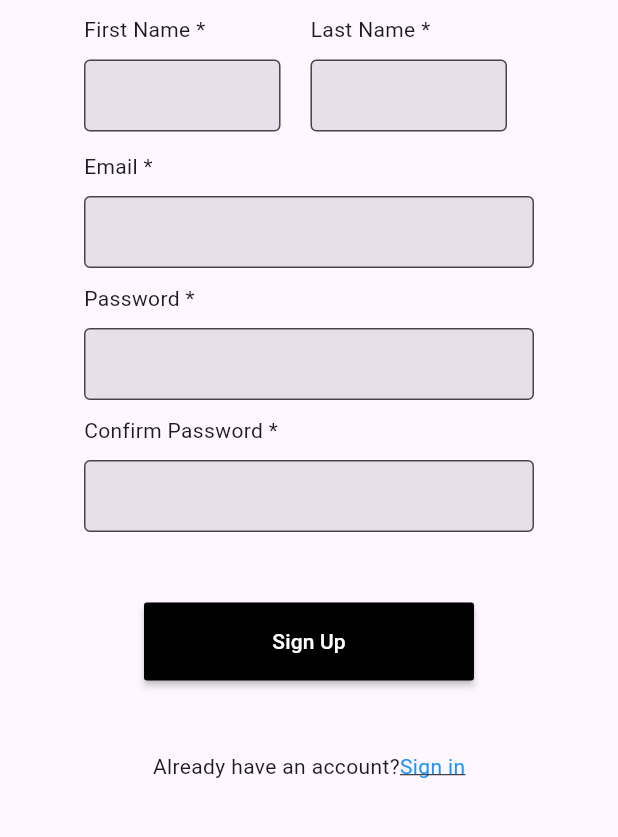
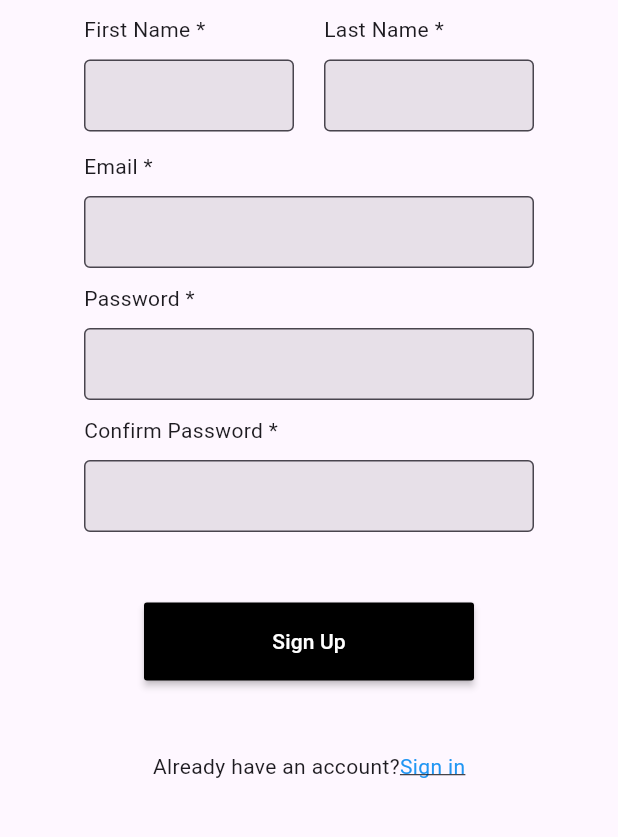
Before and after one commit to yushulx/flutter-last-mile-delivery, a Flutter app: the SingUpPage screen opened directly, on a phone screen of 412 x 824 dp, the part 254-1091 px from its top. Run offline on Flutter 3.47's test engine with Material 2 defaults, Android fonts, the phone set to English and light mode, and no system bars.

Commit message:
Added info_page.dart

```diff
--- a/lib/login_page.dart
+++ b/lib/login_page.dart
@@ -1,4 +1,6 @@
 import 'package:flutter/material.dart';
+
+import 'info_page.dart';
 
 class LoginPage extends StatefulWidget {
   const LoginPage({super.key});
@@ -121,7 +123,7 @@ class _LoginPageState extends State<LoginPage> {
                     Navigator.push(
                       context,
                       MaterialPageRoute(
-                        builder: (context) => const LoginPage(),
+                        builder: (context) => const InfoPage(),
                       ),
                     );
                   },
--- a/lib/signup_page.dart
+++ b/lib/signup_page.dart
@@ -53,7 +53,7 @@ class _SingUpPageState extends State<SingUpPage> {
                           height: 10,
                         ),
                         SizedBox(
-                          width: 131,
+                          width: 140,
                           height: 48,
                           child: TextFormField(
                             decoration: _inputDecoration,
@@ -77,7 +77,7 @@ class _SingUpPageState extends State<SingUpPage> {
                           height: 10,
                         ),
                         SizedBox(
-                            width: 131,
+                            width: 140,
                             height: 48,
                             child: TextFormField(
                               decoration: _inputDecoration,
```
Also changed, not shown: lib/id_info_page.dart (added).
